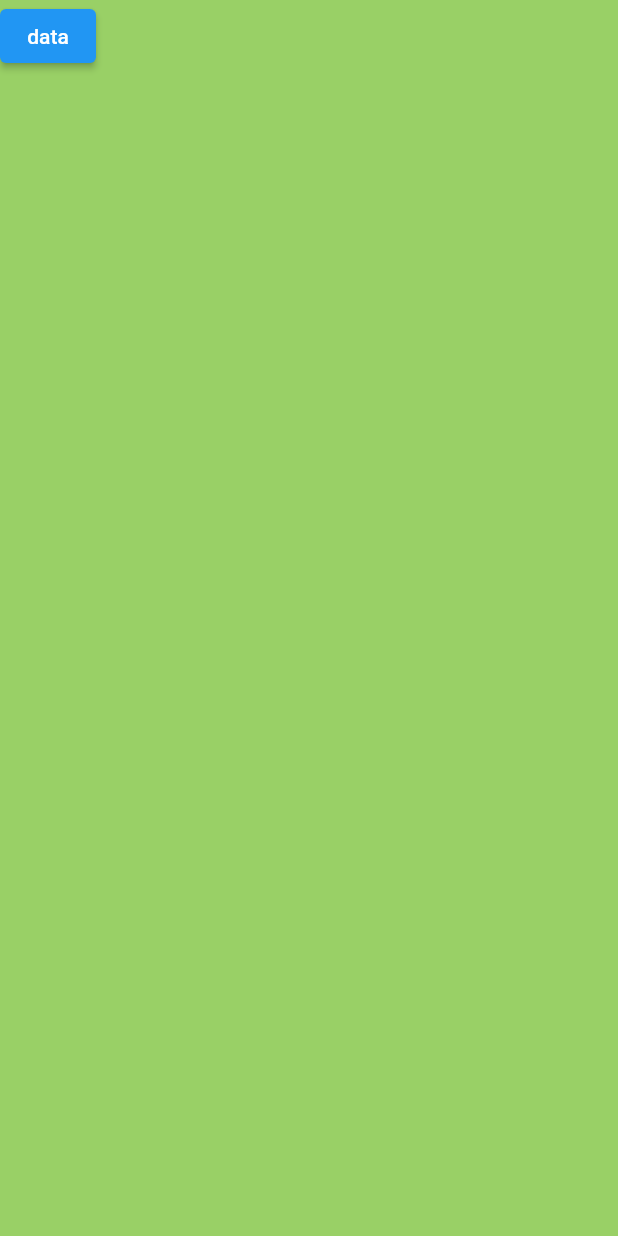
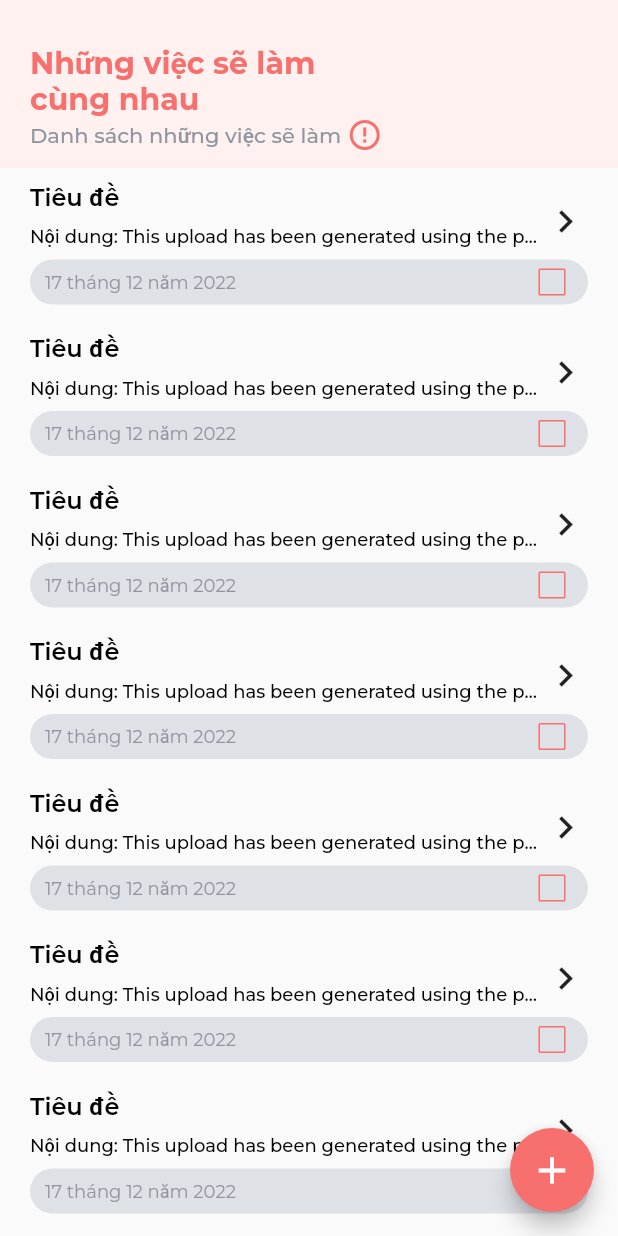
Before and after one commit to qu-Ming/mutil_app, a Flutter app: the TodoPage screen opened directly, on a phone screen of 412 x 824 dp. Run offline on Flutter 3.47's test engine with Material 2 defaults, Android fonts, the phone set to English and light mode, and no system bars; our stand-ins replace firebase_core, like_button; accounts and stored records are empty.

Commit message:
ui todo 50%

```diff
--- /dev/null
+++ b/lib/components/item_todo.dart
@@ -0,0 +1,88 @@
+import 'package:flutter/material.dart';
+import 'package:mutil_app/components/text_component.dart';
+
+import '../utils/const/app_colors.dart';
+
+class ItemTodo extends StatefulWidget {
+  const ItemTodo({Key? key}) : super(key: key);
+
+  @override
+  State<ItemTodo> createState() => _ItemTodoState();
+}
+
+class _ItemTodoState extends State<ItemTodo> {
+  bool nonCheck = false;
+
+  @override
+  Widget build(BuildContext context) {
+    return Padding(
+      padding: const EdgeInsets.symmetric(horizontal: 20.0, vertical: 10.0),
+      child: Column(
+        children: [
+          Row(
+            mainAxisAlignment: MainAxisAlignment.spaceBetween,
+            children: [
+              Flexible(
+                child: Column(
+                  children: const [
+                    Align(
+                      alignment: Alignment.topLeft,
+                      child: TextComponent(
+                        text: 'Tiêu đề',
+                        textSize: 16.0,
+                        fontWeight: FontWeight.w600,
+                      ),
+                    ),
+                    Padding(
+                      padding: EdgeInsets.symmetric(vertical: 8.0),
+                      child: TextComponent(
+                        text:
+                            'Nội dung: This upload has been generated using the putString method! Check the metadata too!',
+                        fontWeight: FontWeight.w500,
+                      ),
+                    ),
+                  ],
+                ),
+              ),
+              const Icon(
+                Icons.chevron_right,
+                size: 30.0,
+              )
+            ],
+          ),
+          Container(
+            decoration: BoxDecoration(
+                color: AppColors.colorGreyBG,
+                borderRadius: BorderRadius.circular(30)),
+            height: 30.0,
+            child: Row(
+              mainAxisAlignment: MainAxisAlignment.spaceBetween,
+              children: [
+                const Padding(
+                  padding: EdgeInsets.symmetric(horizontal: 10.0),
+                  child: TextComponent(
+                    text: '17 tháng 12 năm 2022',
+                    colorText: AppColors.colorGreyText,
+                  ),
+                ),
+                Checkbox(
+                  side:
+                      const BorderSide(width: 1.0, color: AppColors.colorPink),
+                  activeColor: AppColors.colorPinkCheck,
+                  value: nonCheck,
+                  onChanged: (bool? newValue) {
+                    setState(
+                      () {
+                        nonCheck = newValue!;
+                      },
+                    );
+                  },
+                )
+              ],
+            ),
+          ),
+        ],
+      ),
+    );
+  }
+}
--- a/lib/components/text_component.dart
+++ b/lib/components/text_component.dart
@@ -21,6 +21,7 @@ class TextComponent extends StatelessWidget {
   Widget build(BuildContext context) {
     return Text(
       text,
+      overflow: TextOverflow.ellipsis,
       style: TextStyle(
           color: colorText,
           fontSize: textSize,
--- /dev/null
+++ b/lib/pages/todo_page/add_todo_page.dart
@@ -0,0 +1,26 @@
+import 'package:flutter/material.dart';
+import 'package:mutil_app/utils/const/app_colors.dart';
+
+class AddTodoPage extends StatefulWidget {
+  const AddTodoPage({Key? key}) : super(key: key);
+
+  @override
+  State<AddTodoPage> createState() => _AddTodoPageState();
+}
+
+class _AddTodoPageState extends State<AddTodoPage> {
+  @override
+  Widget build(BuildContext context) {
+    return Scaffold(
+      backgroundColor: AppColors.colorPinkBG,
+      appBar: AppBar(
+        backgroundColor: AppColors.colorPink,
+        leading: IconButton(
+            onPressed: () {
+              Navigator.pop(context);
+            },
+            icon: const Icon(Icons.chevron_left)),
+      ),
+    );
+  }
+}
--- a/lib/pages/todo_page/todo_page.dart
+++ b/lib/pages/todo_page/todo_page.dart
@@ -1,4 +1,7 @@
 import 'package:flutter/material.dart';
+import 'package:mutil_app/components/item_todo.dart';
+import 'package:mutil_app/components/text_component.dart';
+import 'package:mutil_app/pages/todo_page/add_todo_page.dart';
 import 'package:mutil_app/utils/const/app_colors.dart';
 
 class TodoPage extends StatefulWidget {
@@ -9,12 +12,69 @@ class TodoPage extends StatefulWidget {
 }
 
 class _TodoPagePageState extends State<TodoPage> {
+  bool nonCheck = false;
   @override
   Widget build(BuildContext context) {
-    return SafeArea(
-      child: Scaffold(
-        backgroundColor: AppColors.backGourndColor,
-        body: ElevatedButton(onPressed: () {}, child: const Text('data')),
+    return Scaffold(
+      floatingActionButton: FloatingActionButton(
+        backgroundColor: AppColors.colorPink,
+        onPressed: (() {
+          Navigator.of(context).push(
+              MaterialPageRoute(builder: (context) => const AddTodoPage()));
+        }),
+        child: const Icon(
+          Icons.add,
+          size: 30.0,
+        ),
+      ),
+      body: SafeArea(
+        child: SingleChildScrollView(
+          child: Column(
+            children: [
+              Container(
+                color: AppColors.colorPinkBG,
+                child: Padding(
+                  padding:
+                      const EdgeInsets.only(top: 30, left: 20.0, bottom: 10.0),
+                  child: Column(
+                    children: [
+                      const Align(
+                        alignment: Alignment.topLeft,
+                        child: TextComponent(
+                          text: 'Những việc sẽ làm\ncùng nhau',
+                          fontWeight: FontWeight.bold,
+                          textSize: 20.0,
+                          colorText: AppColors.colorPink,
+                        ),
+                      ),
+                      Row(
+                        children: const [
+                          TextComponent(
+                            fontWeight: FontWeight.w500,
+                            text: 'Danh sách những việc sẽ làm ',
+                            textSize: 14.0,
+                            colorText: AppColors.colorGreyText,
+                          ),
+                          Icon(
+                            Icons.error_outline,
+                            color: AppColors.colorPink,
+                          )
+                        ],
+                      ),
+                    ],
+                  ),
+                ),
+              ),
+              const ItemTodo(),
+              const ItemTodo(),
+              const ItemTodo(),
+              const ItemTodo(),
+              const ItemTodo(),
+              const ItemTodo(),
+              const ItemTodo(),
+            ],
+          ),
+        ),
       ),
     );
   }
--- a/lib/utils/const/app_colors.dart
+++ b/lib/utils/const/app_colors.dart
@@ -9,6 +9,9 @@ class AppColors {
   static const colorGrey = Color(0xFFe0e0e0);
   static const colorGrey2 = Color(0xFF9e9e9e);
   static const colorGrey3 = Color(0xFF565E6C);
+  static const colorGreyBG = Color(0xFFDEE1E6);
+  static const colorGreyText = Color(0xFF9095A0);
+
   static const colorYellow = Color(0xFFF2BE18);
   static const colorBlue = Color(0xFF2196f3);
   static const colorLightRed = Color(0xFFf05545);
@@ -16,6 +19,9 @@ class AppColors {
   static const colorDarkRed = Color(0xFF9f0000);
   static const colorOrange = Color(0xFFf57f17);
   static const colorDarkPink = Color(0xFFc60055);
+
+  static const colorPinkBG = Color(0xFFFEF1F0);
+  static const colorPinkCheck = Color(0xFFF42B27);
   static const colorPink = Color(0xFFF7706E);
   static const colorPink3 = Color(0xFFf8bbd0);
   static const colorPink4 = Color(0xFFFEF1F0);
--- a/pubspec.yaml
+++ b/pubspec.yaml
@@ -38,6 +38,7 @@ dependencies:
   flutter_launcher_icons: ^0.10.0
   like_button: ^2.0.4
   firebase_core: ^1.24.0
+  firebase_storage: ^10.3.10
 
 
 
```
Also changed, not shown: pubspec.lock.
